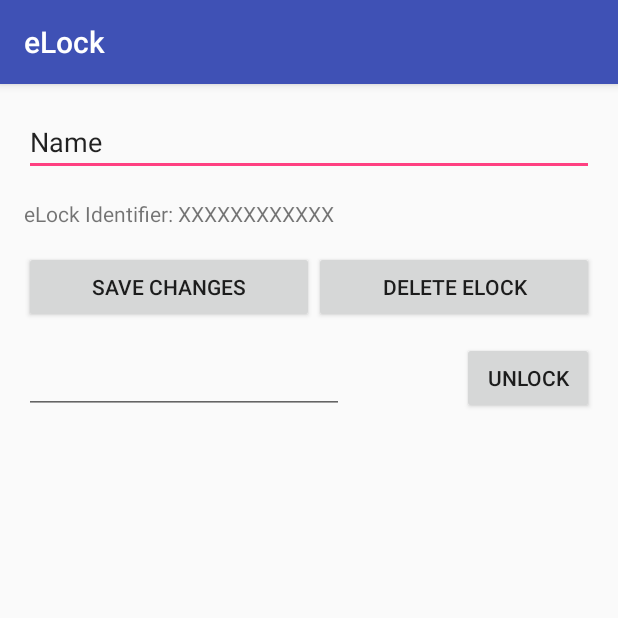
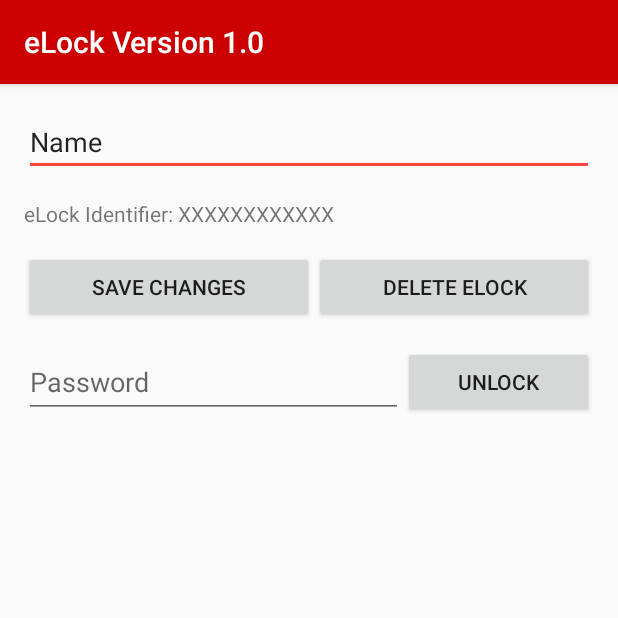
Before and after one commit to Phelps17/eLock, an Android app: the LockInteractionActivity screen opened directly, with no data from a screen before it, after a tap on "SAVE CHANGES", on a phone screen of 412 x 824 dp, the top half of it. Run offline under Robolectric (Android 15) with nearby library versions, the light colour scheme and no system bars; libraries missing offline, so code that uses them is left out: com.pubnub.api, de.greenrobot.dao; 12 statements that could not run were skipped.

Commit message:
android UI improvements

```diff
--- a/Android/app/src/main/java/com/elock/tylerphelps/elock/LockInteractionActivity.java
+++ b/Android/app/src/main/java/com/elock/tylerphelps/elock/LockInteractionActivity.java
@@ -1,6 +1,5 @@
 package com.elock.tylerphelps.elock;
 
-import android.support.design.widget.TextInputEditText;
 import android.support.v7.app.AppCompatActivity;
 import android.os.Bundle;
 import com.pubnub.api.PNConfiguration;
@@ -9,11 +8,11 @@ import com.pubnub.api.callbacks.PNCallback;
 import com.pubnub.api.PubNub;
 import android.view.View;
 import android.widget.Button;
-import android.os.Handler.Callback;
 import android.widget.EditText;
 import android.widget.TextView;
 import android.widget.Toast;
-import com.pubnub.api.PubNubError;
+import android.content.Context;
+import android.view.inputmethod.InputMethodManager;
 
 public class LockInteractionActivity extends AppCompatActivity {
 
@@ -27,7 +26,6 @@ public class LockInteractionActivity extends AppCompatActivity {
         super.onCreate(savedInstanceState);
         setContentView(R.layout.activity_lock_interaction);
 
-        //TODO get lock from intent here
         this.dc = new DatabaseController(getApplicationContext());
         int position = getIntent().getIntExtra("eLockDbPosition", 0);
         this.lock = this.dc.getLocks().get(position);
@@ -57,6 +55,7 @@ public class LockInteractionActivity extends AppCompatActivity {
             @Override
             public void onClick(View view) {
                 sendUnlockMessage();
+                hideKeyboard();
             }
         });
 
@@ -68,6 +67,7 @@ public class LockInteractionActivity extends AppCompatActivity {
                         Toast.LENGTH_SHORT).show();
                 String newNickname = ((EditText) findViewById(R.id.editText_name)).getText().toString();
                 getDc().renicknameLock(getLock(), newNickname);
+                hideKeyboard();
             }
         });
 
@@ -124,4 +124,12 @@ public class LockInteractionActivity extends AppCompatActivity {
         setResult(1, null);
         finish();
     }
+
+    public void hideKeyboard() {
+        View view = this.getCurrentFocus();
+        if (view != null) {
+            InputMethodManager imm = (InputMethodManager)getSystemService(Context.INPUT_METHOD_SERVICE);
+            imm.hideSoftInputFromWindow(view.getWindowToken(), 0);
+        }
+    }
 }
--- a/Android/app/src/main/res/layout/activity_add_lock.xml
+++ b/Android/app/src/main/res/layout/activity_add_lock.xml
@@ -1,11 +1,13 @@
 <?xml version="1.0" encoding="utf-8"?>
 <LinearLayout
     xmlns:android="http://schemas.android.com/apk/res/android"
+    xmlns:app="http://schemas.android.com/apk/res-auto"
     android:id="@+id/topLayout"
     android:orientation="vertical"
     android:layout_width="match_parent"
     android:layout_height="match_parent"
-    android:keepScreenOn="true">
+    android:keepScreenOn="true"
+    app:statusBarBackground="@android:color/holo_red_dark">
 
     <com.elock.tylerphelps.elock.camera.CameraSourcePreview
         android:id="@+id/preview"
--- a/Android/app/src/main/res/layout/activity_lock_interaction.xml
+++ b/Android/app/src/main/res/layout/activity_lock_interaction.xml
@@ -2,6 +2,7 @@
 <RelativeLayout
     xmlns:android="http://schemas.android.com/apk/res/android"
     xmlns:tools="http://schemas.android.com/tools"
+    xmlns:app="http://schemas.android.com/apk/res-auto"
     android:id="@+id/activity_lock_interaction"
     android:layout_width="match_parent"
     android:layout_height="match_parent"
@@ -9,7 +10,8 @@
     android:paddingLeft="@dimen/activity_horizontal_margin"
     android:paddingRight="@dimen/activity_horizontal_margin"
     android:paddingTop="@dimen/activity_vertical_margin"
-    tools:context="com.elock.tylerphelps.elock.LockInteractionActivity">
+    tools:context="com.elock.tylerphelps.elock.LockInteractionActivity"
+    app:statusBarBackground="@android:color/holo_red_dark">
 
     <EditText
         android:layout_height="wrap_content"
@@ -20,14 +22,6 @@
         android:layout_alignParentStart="true"
         android:layout_width="match_parent"/>
 
-    <Button
-        android:text="UnLock"
-        android:layout_width="wrap_content"
-        android:layout_height="wrap_content"
-        android:id="@+id/btn_unlock"
-        android:layout_alignBottom="@+id/editText_password"
-        android:layout_alignParentEnd="true"/>
-
     <TextView
         android:text="eLock Identifier: XXXXXXXXXXXX"
         android:layout_width="wrap_content"
@@ -36,18 +30,6 @@
         android:layout_marginTop="15dp"
         android:layout_below="@+id/editText_name"
         android:layout_alignParentStart="true"/>
-
-    <EditText
-        android:layout_width="wrap_content"
-        android:layout_height="wrap_content"
-        android:inputType="textPersonName"
-        android:ems="10"
-        android:id="@+id/editText_password"
-        android:layout_centerVertical="true"
-        android:layout_marginTop="15dp"
-        android:layout_below="@+id/adjustment_btns"
-        android:layout_alignParentStart="true"
-        tools:text="Password"/>
 
     <LinearLayout
         android:orientation="horizontal"
@@ -71,6 +53,38 @@
             android:layout_height="match_parent"
             android:layout_weight=".5"
             android:id="@+id/btn_delete"/>
+    </LinearLayout>
+
+    <LinearLayout
+        android:orientation="horizontal"
+        android:layout_width="match_parent"
+        android:layout_height="wrap_content"
+        android:layout_marginTop="15dp"
+        android:layout_below="@+id/adjustment_btns"
+        android:layout_alignParentStart="true"
+        android:id="@+id/password_and_unlock">
+
+        <EditText
+            android:layout_width="wrap_content"
+            android:layout_height="match_parent"
+            android:layout_weight=".5"
+            android:inputType="textPersonName"
+            android:ems="10"
+            android:id="@+id/editText_password"
+            android:hint="Password"
+            android:layout_centerVertical="true"
+            android:layout_below="@+id/adjustment_btns"
+            android:layout_alignParentStart="true"
+            tools:text="Password"/>
+
+        <Button
+            android:text="UnLock"
+            android:layout_width="wrap_content"
+            android:layout_height="match_parent"
+            android:layout_weight=".5"
+            android:id="@+id/btn_unlock"
+            android:layout_alignBottom="@+id/editText_password"
+            android:layout_alignParentEnd="true"/>
 
     </LinearLayout>
 </RelativeLayout>
--- a/Android/app/src/main/res/menu/menu_main.xml
+++ b/Android/app/src/main/res/menu/menu_main.xml
@@ -2,9 +2,4 @@
       xmlns:app="http://schemas.android.com/apk/res-auto"
       xmlns:tools="http://schemas.android.com/tools"
       tools:context="com.elock.tylerphelps.elock.MainActivity">
-    <item
-        android:id="@+id/action_settings"
-        android:orderInCategory="100"
-        android:title="@string/action_settings"
-        app:showAsAction="never"/>
 </menu>
--- a/Android/app/src/main/res/values/strings.xml
+++ b/Android/app/src/main/res/values/strings.xml
@@ -1,5 +1,5 @@
 <resources>
-    <string name="app_name">eLock</string>
+    <string name="app_name">eLock Version 1.0</string>
     <string name="action_settings">Settings</string>
     <string name="title_activity_view_lock">View eLock</string>
 
--- a/Android/app/src/main/res/values/styles.xml
+++ b/Android/app/src/main/res/values/styles.xml
@@ -3,9 +3,9 @@
     <!-- Base application theme. -->
     <style name="AppTheme" parent="Theme.AppCompat.Light.DarkActionBar">
         <!-- Customize your theme here. -->
-        <item name="colorPrimary">@color/colorPrimary</item>
-        <item name="colorPrimaryDark">@color/colorPrimaryDark</item>
-        <item name="colorAccent">@color/colorAccent</item>
+        <item name="colorPrimary">@android:color/holo_red_dark</item>
+        <item name="colorPrimaryDark">@android:color/holo_red_dark</item>
+        <item name="colorAccent">@android:color/holo_red_light</item>
     </style>
 
     <style name="AppTheme.NoActionBar">
```
Also changed, not shown: Android/app/src/main/java/com/elock/tylerphelps/elock/MainActivity.java (+2 -5 lines), Android/app/src/main/res/layout/activity_main.xml (+19 -16 lines), 4 other files.
